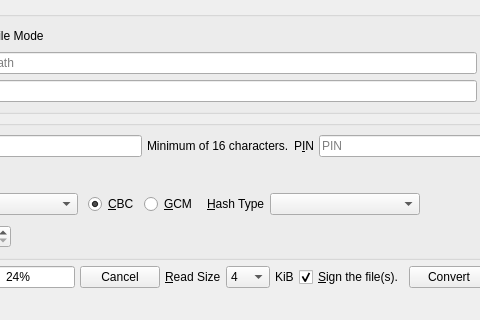
Qt form branches/trunk/UI/spot-on-encryptfile-page.ui (textbrowser/spot-on) before a commit; both pictures show x 165 to 645 and y 0 to 320 of the 750 by 475 pixel window.
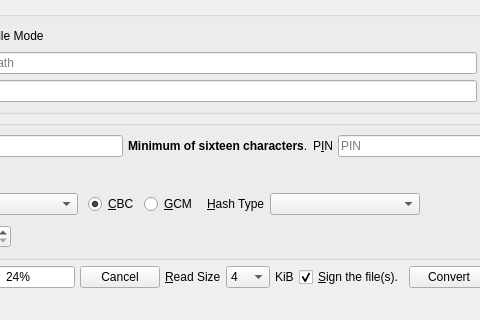
The same form after that commit.

Patch:
```diff
--- a/branches/trunk/UI/spot-on-encryptfile-page.ui
+++ b/branches/trunk/UI/spot-on-encryptfile-page.ui
@@ -159,7 +159,7 @@
         <item>
          <widget class="QLabel" name="label_5">
           <property name="text">
-           <string>Minimum of 16 characters.</string>
+           <string>&lt;html&gt;&lt;head/&gt;&lt;body&gt;&lt;p&gt;&lt;span style=&quot; font-weight:600;&quot;&gt;Minimum of sixteen characters&lt;/span&gt;.&lt;/p&gt;&lt;/body&gt;&lt;/html&gt;</string>
           </property>
          </widget>
         </item>
```
